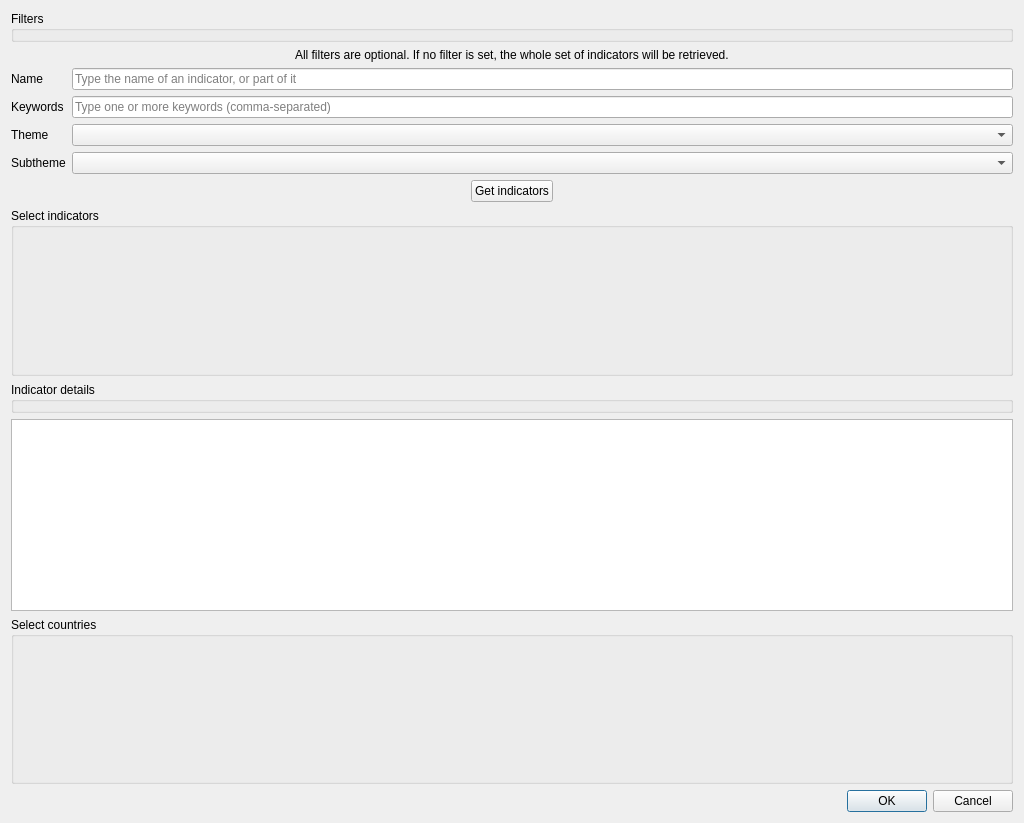
This is svir/ui/ui_select_sv_variables.ui in gem/oq-irmt-qgis as Qt 5 draws it before an edit. The edited form follows.
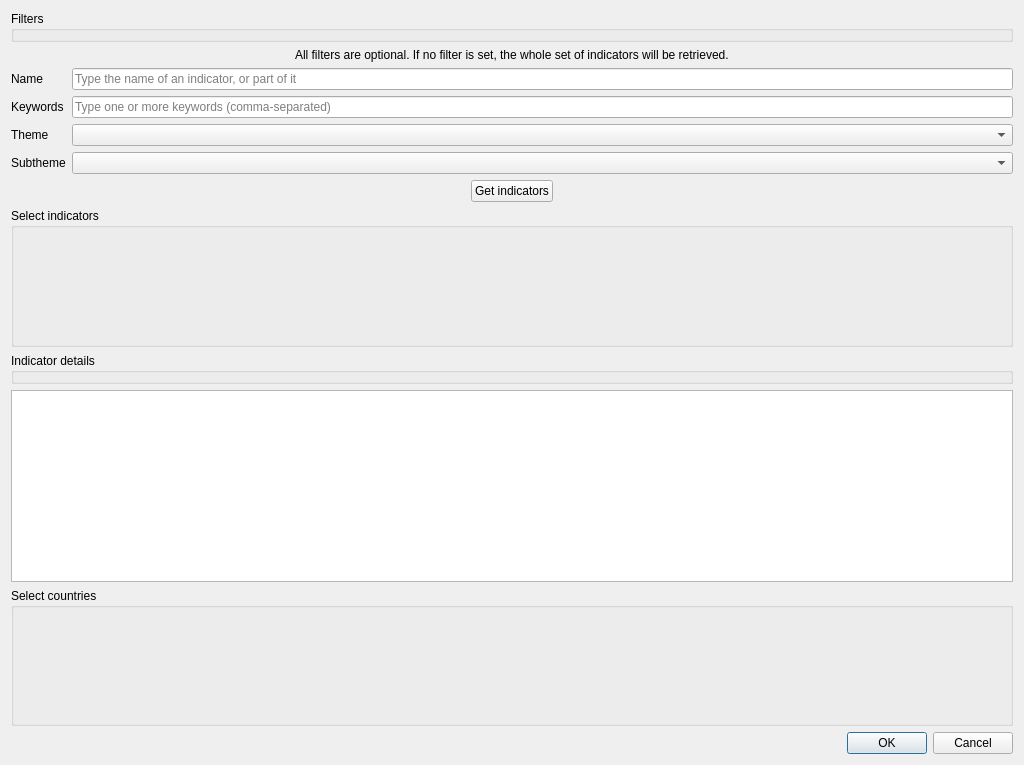
This is the edited form. Custom widgets are drawn as their Qt base class.

Commit message: Rescale dialog to import data from platform, to make it visible on small screen resolutions

The edit to the form file:
```diff
--- a/svir/ui/ui_select_sv_variables.ui
+++ b/svir/ui/ui_select_sv_variables.ui
@@ -7,7 +7,7 @@
     <x>0</x>
     <y>0</y>
     <width>1024</width>
-    <height>823</height>
+    <height>765</height>
    </rect>
   </property>
   <property name="windowTitle">
```
The commit also changes 1 other file.
